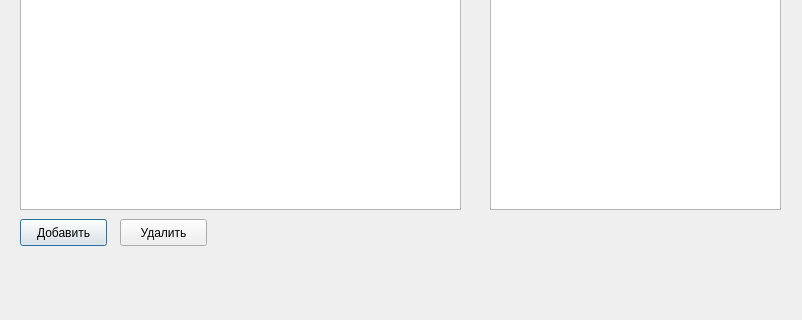
This is 6_semestr/PABD/lab5/Prog/l5_program/uch_plan.ui in OranGeNaL/labs as Qt 5 draws it before an edit; both pictures show x 0 to 802 and y 271 to 591 of the 802 by 591 pixel window. The edited form follows.
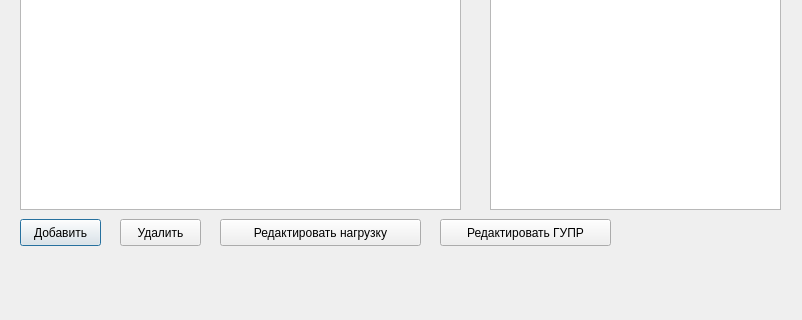
This is the edited form.

```diff
--- a/6_semestr/PABD/lab5/Prog/l5_program/uch_plan.ui
+++ b/6_semestr/PABD/lab5/Prog/l5_program/uch_plan.ui
@@ -38,7 +38,7 @@
     <rect>
      <x>20</x>
      <y>490</y>
-     <width>87</width>
+     <width>81</width>
      <height>27</height>
     </rect>
    </property>
@@ -51,7 +51,7 @@
     <rect>
      <x>120</x>
      <y>490</y>
-     <width>87</width>
+     <width>81</width>
      <height>27</height>
     </rect>
    </property>
@@ -59,6 +59,32 @@
     <string>Удалить</string>
    </property>
   </widget>
+  <widget class="QPushButton" name="redLoadButton">
+   <property name="geometry">
+    <rect>
+     <x>220</x>
+     <y>490</y>
+     <width>201</width>
+     <height>27</height>
+    </rect>
+   </property>
+   <property name="text">
+    <string>Редактировать нагрузку</string>
+   </property>
+  </widget>
+  <widget class="QPushButton" name="redGuprButton">
+   <property name="geometry">
+    <rect>
+     <x>440</x>
+     <y>490</y>
+     <width>171</width>
+     <height>27</height>
+    </rect>
+   </property>
+   <property name="text">
+    <string>Редактировать ГУПР</string>
+   </property>
+  </widget>
  </widget>
  <resources/>
  <connections/>
```
